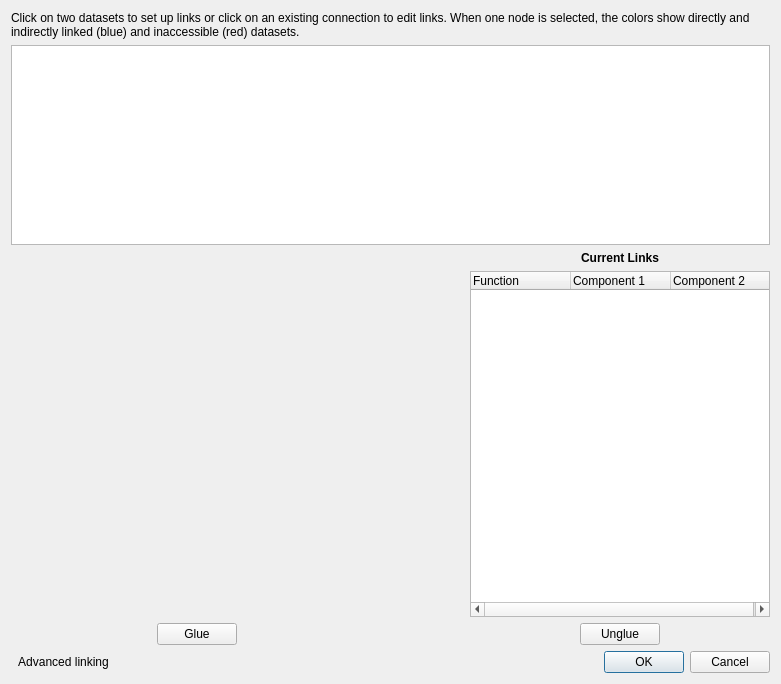
Before: the Qt Designer form glue/dialogs/link_editor/qt/link_editor.ui in glue-viz/glue, drawn with Qt 5.
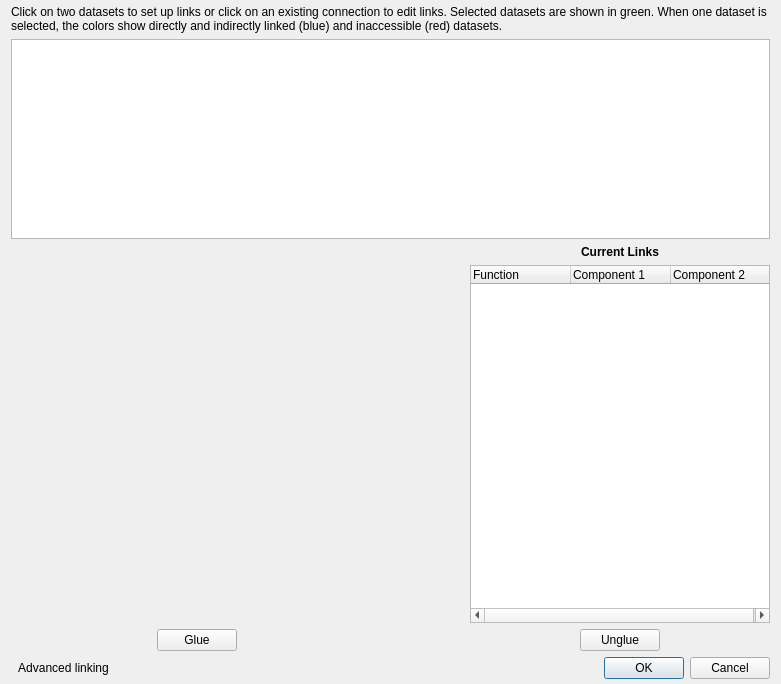
After: the same form once the commit is applied. Custom widgets are drawn as their Qt base class.

The edit to the form file:
```diff
--- a/glue/dialogs/link_editor/qt/link_editor.ui
+++ b/glue/dialogs/link_editor/qt/link_editor.ui
@@ -17,10 +17,16 @@
    <bool>false</bool>
   </property>
   <layout class="QVBoxLayout" name="verticalLayout">
+   <property name="topMargin">
+    <number>5</number>
+   </property>
+   <property name="bottomMargin">
+    <number>5</number>
+   </property>
    <item>
     <widget class="QLabel" name="label">
      <property name="text">
-      <string>Click on two datasets to set up links or click on an existing connection to edit links. When one node is selected, the colors show directly and indirectly linked (blue) and inaccessible (red) datasets. </string>
+      <string>Click on two datasets to set up links or click on an existing connection to edit links. Selected datasets are shown in green. When one dataset is selected, the colors show directly and indirectly linked (blue) and inaccessible (red) datasets. </string>
      </property>
      <property name="wordWrap">
       <bool>true</bool>
```
